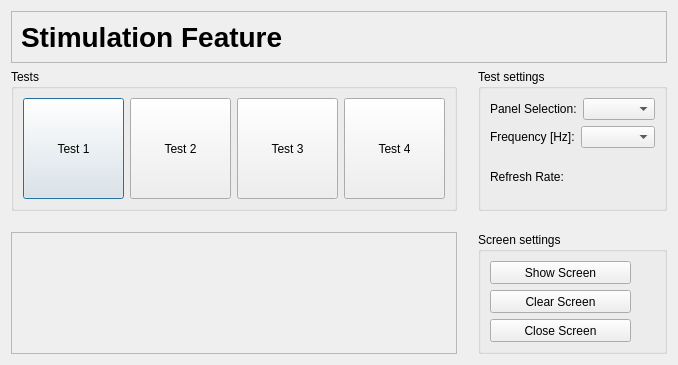
Qt form applications/mne_x/plugins/ssvepbci/FormFiles/ssvepbcisetupstimuluswidget.ui (mne-tools/mne-cpp) before a commit.
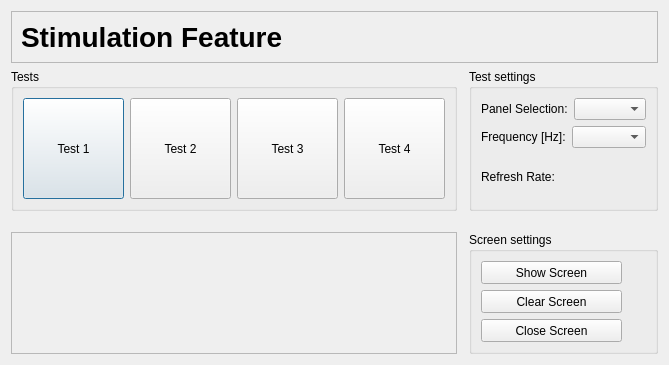
The same form after that commit. Icons and pictures are not drawn.

Diff of the .ui file:
```diff
--- a/applications/mne_x/plugins/ssvepbci/FormFiles/ssvepbcisetupstimuluswidget.ui
+++ b/applications/mne_x/plugins/ssvepbci/FormFiles/ssvepbcisetupstimuluswidget.ui
@@ -6,7 +6,7 @@
    <rect>
     <x>0</x>
     <y>0</y>
-    <width>678</width>
+    <width>647</width>
     <height>365</height>
    </rect>
   </property>
```
